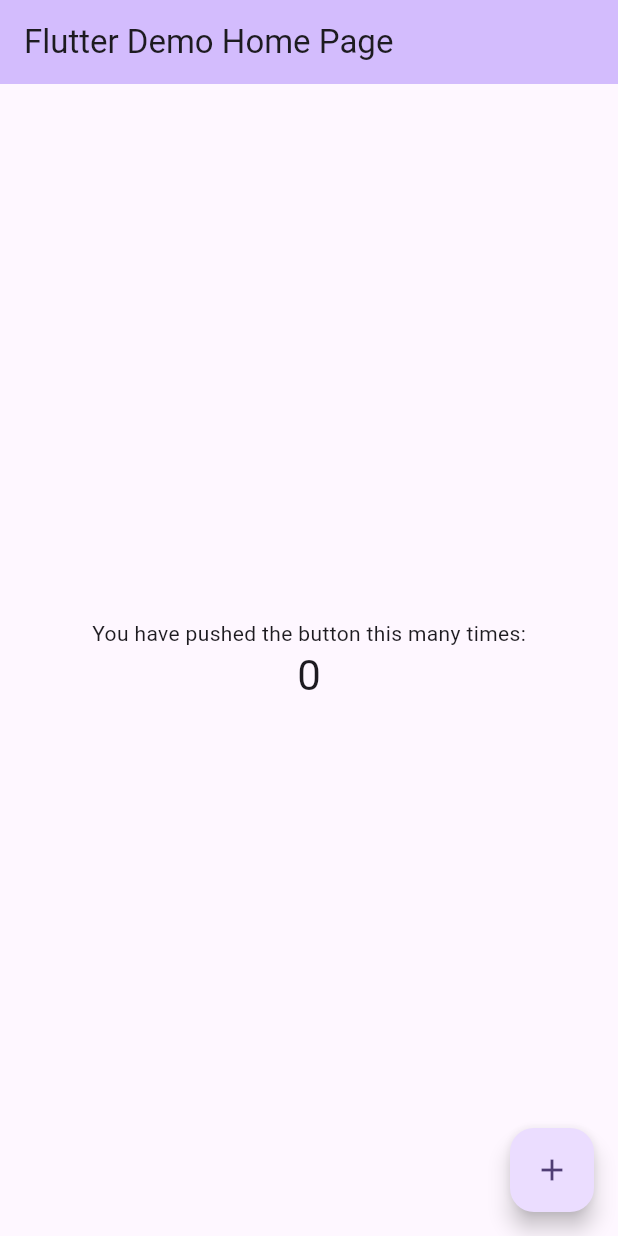
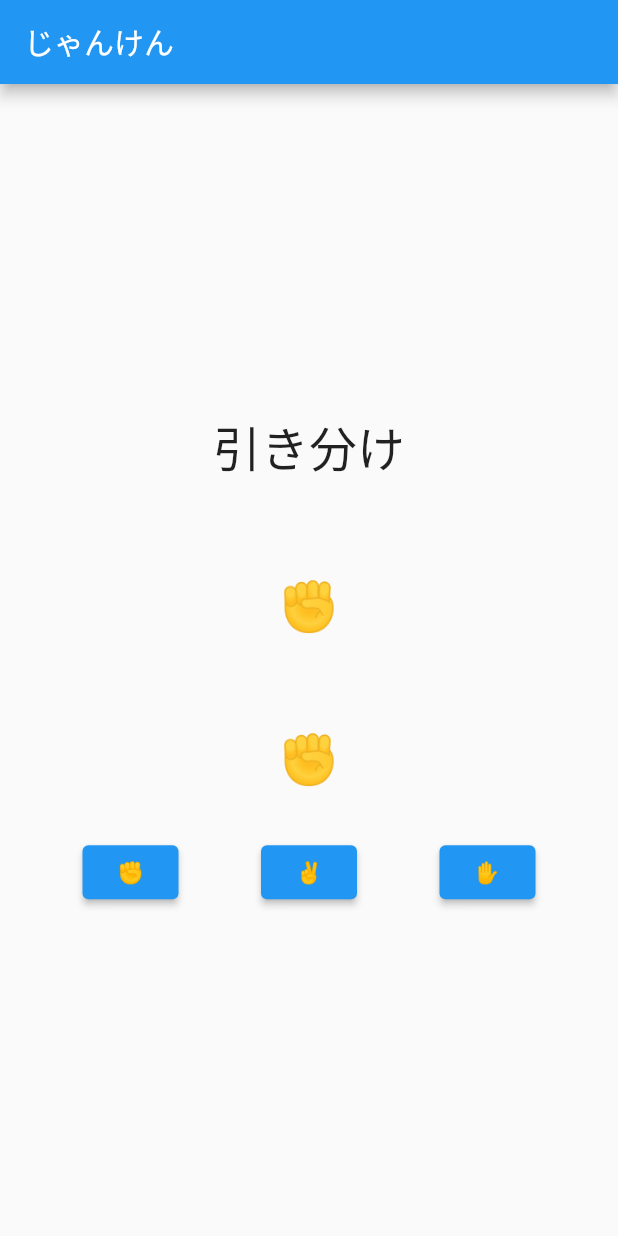
Before and after one commit to Kei-kei-dev/janken, a Flutter app: the screen it shows after launch, on a phone screen of 412 x 824 dp. Run offline on Flutter 3.47's test engine with Material 2 defaults, Android fonts, the phone set to English and light mode, and no system bars.

Commit message:
コンピューターとのジャンケンアプリ完成

```diff
--- a/lib/main.dart
+++ b/lib/main.dart
@@ -1,3 +1,5 @@
+import 'dart:math';
+
 import 'package:flutter/material.dart';
 
 void main() {
@@ -7,119 +9,121 @@ void main() {
 class MyApp extends StatelessWidget {
   const MyApp({super.key});
 
-  // This widget is the root of your application.
   @override
   Widget build(BuildContext context) {
     return MaterialApp(
-      title: 'Flutter Demo',
-      theme: ThemeData(
-        // This is the theme of your application.
-        //
-        // TRY THIS: Try running your application with "flutter run". You'll see
-        // the application has a blue toolbar. Then, without quitting the app,
-        // try changing the seedColor in the colorScheme below to Colors.green
-        // and then invoke "hot reload" (save your changes or press the "hot
-        // reload" button in a Flutter-supported IDE, or press "r" if you used
-        // the command line to start the app).
-        //
-        // Notice that the counter didn't reset back to zero; the application
-        // state is not lost during the reload. To reset the state, use hot
-        // restart instead.
-        //
-        // This works for code too, not just values: Most code changes can be
-        // tested with just a hot reload.
-        colorScheme: ColorScheme.fromSeed(seedColor: Colors.deepPurple),
-        useMaterial3: true,
-      ),
-      home: const MyHomePage(title: 'Flutter Demo Home Page'),
+      home: JankenPage(),
     );
   }
 }
 
-class MyHomePage extends StatefulWidget {
-  const MyHomePage({super.key, required this.title});
-
-  // This widget is the home page of your application. It is stateful, meaning
-  // that it has a State object (defined below) that contains fields that affect
-  // how it looks.
-
-  // This class is the configuration for the state. It holds the values (in this
-  // case the title) provided by the parent (in this case the App widget) and
-  // used by the build method of the State. Fields in a Widget subclass are
-  // always marked "final".
-
-  final String title;
+class JankenPage extends StatefulWidget {
+  const JankenPage({super.key});
 
   @override
-  State<MyHomePage> createState() => _MyHomePageState();
+  State<JankenPage> createState() => _JankenPageState();
 }
 
-class _MyHomePageState extends State<MyHomePage> {
-  int _counter = 0;
+class _JankenPageState extends State<JankenPage> {
+  String myHand = '✊';
+  String computerHand = '✊';
+  String result = '引き分け';
 
-  void _incrementCounter() {
-    setState(() {
-      // This call to setState tells the Flutter framework that something has
-      // changed in this State, which causes it to rerun the build method below
-      // so that the display can reflect the updated values. If we changed
-      // _counter without calling setState(), then the build method would not be
-      // called again, and so nothing would appear to happen.
-      _counter++;
-    });
+  void selectHand(String selectedHand) {
+    myHand = selectedHand;
+    generateComputerHand();
+    judge();
+    setState(() {});
+  }
+
+  void generateComputerHand() {
+    final randomNumber = Random().nextInt(3);
+    computerHand = randomNumberToHand(randomNumber);
+  }
+
+  String randomNumberToHand(int randomNumber) {
+    switch (randomNumber) {
+      case 0:
+        return '✊';
+      case 1:
+        return '✌️';
+      case 2:
+        return '✋';
+      default:
+        return '✊';
+    }
+  }
+
+  void judge() {
+    if (computerHand == myHand) {
+      result = '引き分け';
+    } else if (myHand == '✊' && computerHand == '✌️') {
+      result = '勝ち';
+    } else if (myHand == '✌️' && computerHand == '✋') {
+      result = '勝ち';
+    } else if (myHand == '✋' && computerHand == '✊') {
+      result = '勝ち';
+    } else {
+      result = '負け';
+    }
   }
 
   @override
   Widget build(BuildContext context) {
-    // This method is rerun every time setState is called, for instance as done
-    // by the _incrementCounter method above.
-    //
-    // The Flutter framework has been optimized to make rerunning build methods
-    // fast, so that you can just rebuild anything that needs updating rather
-    // than having to individually change instances of widgets.
     return Scaffold(
       appBar: AppBar(
-        // TRY THIS: Try changing the color here to a specific color (to
-        // Colors.amber, perhaps?) and trigger a hot reload to see the AppBar
-        // change color while the other colors stay the same.
-        backgroundColor: Theme.of(context).colorScheme.inversePrimary,
-        // Here we take the value from the MyHomePage object that was created by
-        // the App.build method, and use it to set our appbar title.
-        title: Text(widget.title),
+        title: Text('じゃんけん'),
       ),
       body: Center(
-        // Center is a layout widget. It takes a single child and positions it
-        // in the middle of the parent.
           child: Column(
-          // Column is also a layout widget. It takes a list of children and
-          // arranges them vertically. By default, it sizes itself to fit its
-          // children horizontally, and tries to be as tall as its parent.
-          //
-          // Column has various properties to control how it sizes itself and
-          // how it positions its children. Here we use mainAxisAlignment to
-          // center the children vertically; the main axis here is the vertical
-          // axis because Columns are vertical (the cross axis would be
-          // horizontal).
-          //
-          // TRY THIS: Invoke "debug painting" (choose the "Toggle Debug Paint"
-          // action in the IDE, or press "p" in the console), to see the
-          // wireframe for each widget.
         mainAxisAlignment: MainAxisAlignment.center,
-          children: <Widget>[
-            const Text(
-              'You have pushed the button this many times:',
+        children: [
+          Text(
+            result,
+            style: TextStyle(fontSize: 32),
+          ),
+          SizedBox(
+            height: 64,
           ),
           Text(
-              '$_counter',
-              style: Theme.of(context).textTheme.headlineMedium,
+            computerHand,
+            style: TextStyle(fontSize: 32),
+          ),
+          SizedBox(
+            height: 64,
+          ),
+          Text(
+            myHand,
+            style: TextStyle(fontSize: 32),
+          ),
+          SizedBox(
+            height: 32,
+          ),
+          Row(
+            mainAxisAlignment: MainAxisAlignment.spaceEvenly,
+            children: [
+              ElevatedButton(
+                onPressed: () {
+                  selectHand('✊');
+                },
+                child: Text('✊'),
+              ),
+              ElevatedButton(
+                onPressed: () {
+                  selectHand('✌️');
+                },
+                child: Text('✌️'),
+              ),
+              ElevatedButton(
+                onPressed: () {
+                  selectHand('✋');
+                },
+                child: Text('✋'),
               ),
             ],
           ),
-      ),
-      floatingActionButton: FloatingActionButton(
-        onPressed: _incrementCounter,
-        tooltip: 'Increment',
-        child: const Icon(Icons.add),
-      ), // This trailing comma makes auto-formatting nicer for build methods.
+        ],
+      )),
     );
   }
 }
```
Lines whose indentation alone changed are shown as unchanged.
